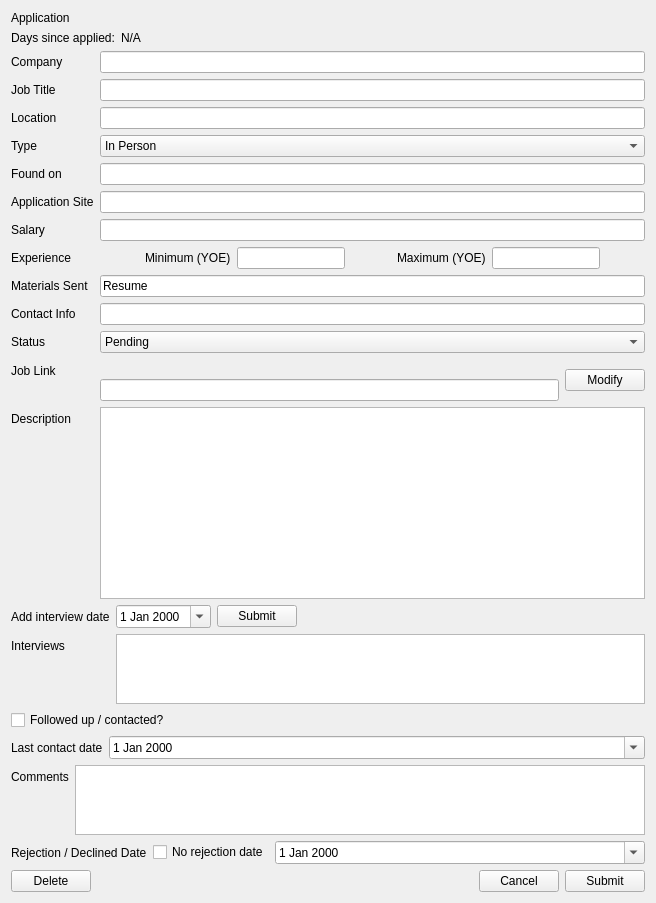
Old version of the form JobAppTracker/QtGUI/ui/AppInfoScreen.ui in the repository dwp1084/QtJobAppTracker.
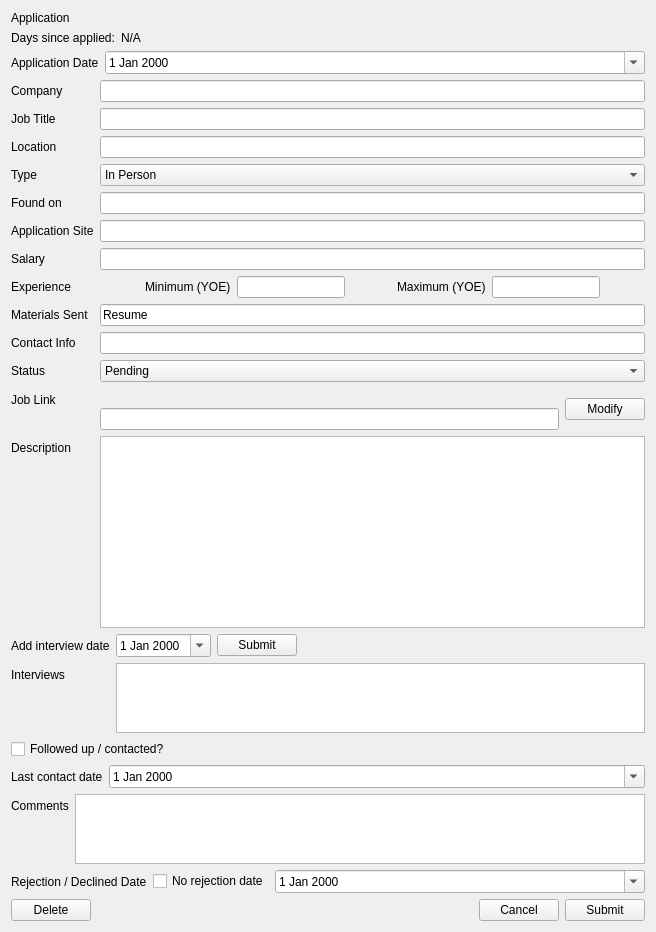
New version of the form.

Commit message: Added ability to edit the application date.

Diff of the .ui file:
```diff
--- a/JobAppTracker/QtGUI/ui/AppInfoScreen.ui
+++ b/JobAppTracker/QtGUI/ui/AppInfoScreen.ui
@@ -7,13 +7,13 @@
     <x>0</x>
     <y>0</y>
     <width>656</width>
-    <height>894</height>
+    <height>910</height>
    </rect>
   </property>
   <property name="windowTitle">
    <string>Application Info</string>
   </property>
-  <layout class="QVBoxLayout" name="verticalLayout" stretch="0,0,5,0,0,0,1,0,0">
+  <layout class="QVBoxLayout" name="verticalLayout" stretch="0,0,0,5,0,0,0,1,0,0">
    <item>
     <widget class="QLabel" name="label">
      <property name="sizePolicy">
@@ -65,6 +65,38 @@
      </layout>
     </widget>
    </item>
+   <item>
+    <widget class="QWidget" name="appDateWidget" native="true">
+     <layout class="QFormLayout" name="formLayout_9">
+      <property name="leftMargin">
+       <number>0</number>
+      </property>
+      <property name="topMargin">
+       <number>0</number>
+      </property>
+      <property name="rightMargin">
+       <number>0</number>
+      </property>
+      <property name="bottomMargin">
+       <number>0</number>
+      </property>
+      <item row="0" column="0">
+       <widget class="QLabel" name="label_23">
+        <property name="text">
+         <string>Application Date</string>
+        </property>
+       </widget>
+      </item>
+      <item row="0" column="1">
+       <widget class="QDateEdit" name="appDateEdit">
+        <property name="calendarPopup">
+         <bool>true</bool>
+        </property>
+       </widget>
+      </item>
+     </layout>
+    </widget>
+   </item>
    <item>
     <widget class="QWidget" name="AppInfoWidget" native="true">
      <property name="sizePolicy">
```
The commit also changes 2 other files.
